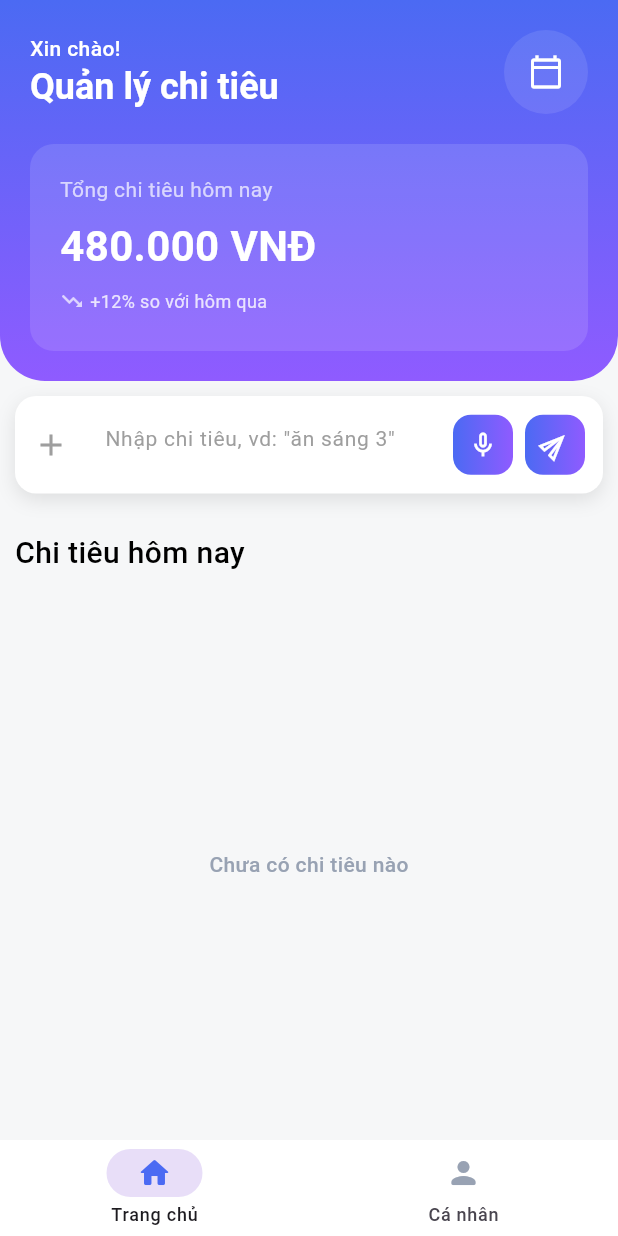
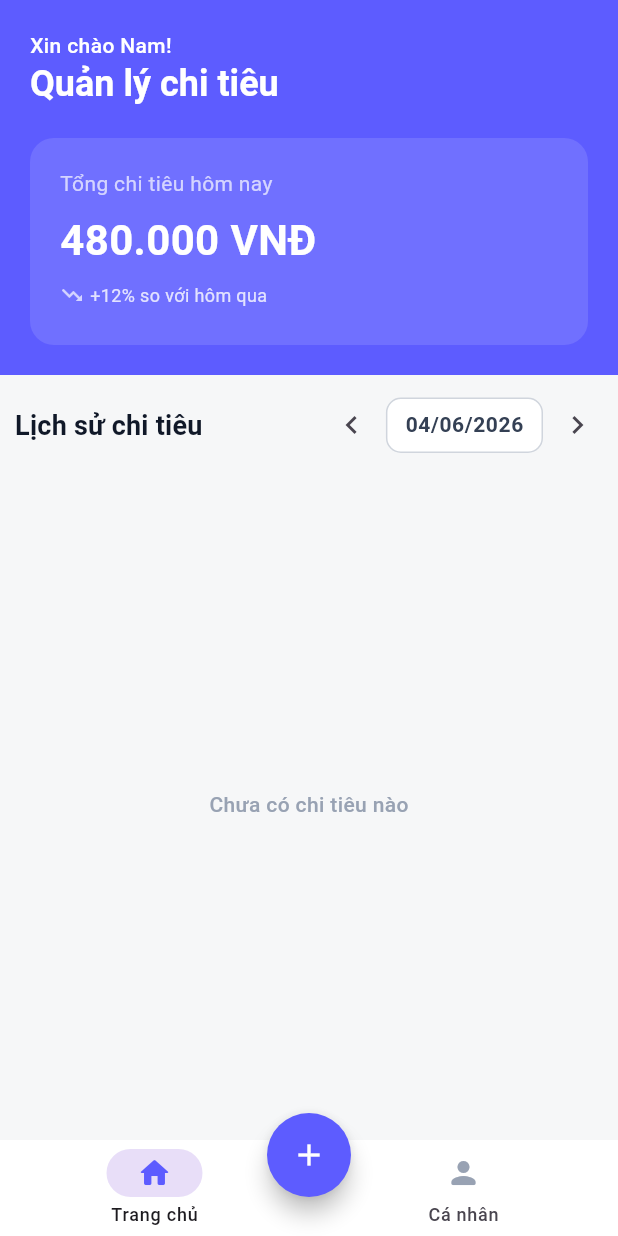
Before and after one commit to Nam147159/AIEX-AIExpenseApp, a Flutter app: the HomeScreen screen opened by its route, on a phone screen of 412 x 824 dp. Run offline on Flutter 3.47's test engine with Material 3 defaults, Android fonts, the phone set to English and light mode, and no system bars; our stand-ins replace flutter_dotenv, flutter_riverpod, freezed_annotation, go_router, google_generative_ai.

Commit message:
feat: Add AddExpenseScreen and integrate with navigation; enhance HomeScreen with date selection functionality

```diff
--- a/lib/navigation_menu.dart
+++ b/lib/navigation_menu.dart
@@ -14,7 +14,19 @@ class NavigationMenu extends StatelessWidget {
     final l10n = AppLocalizations.of(context)!;
 
     return Scaffold(
-      body: navigationShell,
+      floatingActionButton: FloatingActionButton(
+        backgroundColor: AppColors.primaryColor,
+        shape: ShapeBorder.lerp(
+          RoundedRectangleBorder(borderRadius: BorderRadius.circular(32)),
+          RoundedRectangleBorder(borderRadius: BorderRadius.circular(32)),
+          0.5,
+        ),
+        onPressed: () {
+          context.push('/add-expense');
+        },
+        child: const Icon(Icons.add, color: Colors.white),
+      ),
+      floatingActionButtonLocation: const LowerCenterFabLocation(),
       bottomNavigationBar: NavigationBar(
         selectedIndex: navigationShell.currentIndex,
         elevation: 0,
@@ -32,7 +44,8 @@ class NavigationMenu extends StatelessWidget {
           // _buildNavigationItem(theme, Icons.bar_chart_rounded, l10n.statisticScreen),
           _buildNavigationItem(theme, Icons.person_rounded, l10n.profileScreen),
         ],
-      )
+      ),
+      body: navigationShell
     );
   }
 
@@ -46,9 +59,24 @@ class NavigationMenu extends StatelessWidget {
       selectedIcon: Icon(
         icon,
         size: 24,
-        color: AppColors.gradientColorStart,
+        color: AppColors.primaryColor,
       ),
       label: label,
     );
   }
 }
+
+class LowerCenterFabLocation extends FloatingActionButtonLocation {
+  const LowerCenterFabLocation();
+
+  @override
+  Offset getOffset(ScaffoldPrelayoutGeometry geometry) {
+    final double fabX =
+        (geometry.scaffoldSize.width - geometry.floatingActionButtonSize.width) / 2;
+
+    final double fabY =
+        geometry.contentBottom - geometry.floatingActionButtonSize.height / 2 + 10;
+
+    return Offset(fabX, fabY);
+  }
+}
--- a/lib/router.dart
+++ b/lib/router.dart
@@ -4,6 +4,7 @@ import 'package:go_router/go_router.dart';
 import 'package:ai_expense/ui/LoginScreen/screen/login_screen.dart';
 import 'package:ai_expense/ui/HomeScreen/screen/home_screen.dart';
 import 'package:ai_expense/ui/ProfileScreen/screen/profile_screen.dart';
+import 'package:ai_expense/ui/AddExpenseScreen/screen/add_expense_screen.dart';
 
 final goRouterProvider = Provider<GoRouter>((ref) {
   return GoRouter(
@@ -13,6 +14,12 @@ final goRouterProvider = Provider<GoRouter>((ref) {
         path: '/login',
         builder: (context, state) {
           return const LoginScreen();
+        },
+      ),
+      GoRoute(
+        path: '/add-expense',
+        builder: (context, state) {
+          return const AddExpenseScreen();
         },
       ),
       StatefulShellRoute.indexedStack(
--- /dev/null
+++ b/lib/ui/AddExpenseScreen/screen/add_expense_screen.dart
@@ -0,0 +1,17 @@
+import 'package:flutter/material.dart';
+
+class AddExpenseScreen extends StatelessWidget {
+  const AddExpenseScreen({super.key});
+
+  @override
+  Widget build(BuildContext context) {
+    return Scaffold(
+      appBar: AppBar(
+        title: Text('Add Expense'),
+      ),
+      body: Center(
+        child: Text('This is the Add Expense Screen'),
+      ),
+    );
+  }
+}
--- a/lib/ui/HomeScreen/screen/home_screen.dart
+++ b/lib/ui/HomeScreen/screen/home_screen.dart
@@ -16,11 +16,41 @@ class HomeScreen extends ConsumerStatefulWidget {
   ConsumerState<HomeScreen> createState() => _HomeScreenState();
 }
 class _HomeScreenState extends ConsumerState<HomeScreen> {
+  DateTime _selectedDate = DateTime.now();
+
+  void _goToPreviousDay() {
+    setState(() {
+      _selectedDate = _selectedDate.subtract(const Duration(days: 1));
+    });
+  }
+
+  void _goToNextDay() {
+    setState(() {
+      _selectedDate = _selectedDate.add(const Duration(days: 1));
+    });
+  }
+
+  Future<void> _pickDate(BuildContext context) async {
+    final now = DateTime.now();
+    final picked = await showDatePicker(
+      context: context,
+      initialDate: _selectedDate,
+      firstDate: DateTime(now.year - 5),
+      lastDate: DateTime(now.year + 5),
+      locale: const Locale('vi', 'VN'),
+    );
+
+    if (picked != null) {
+      setState(() {
+        _selectedDate = picked;
+      });
+    }
+  }
 
   @override
   Widget build(BuildContext context) {
     final theme = Theme.of(context);
-    final gradientColors = [AppColors.gradientColorStart, AppColors.gradientColorEnd];
+    final statusBarHeight = MediaQuery.of(context).padding.top;
     final state = ref.watch(homeViewModelProvider);
     final viewModel = ref.read(homeViewModelProvider.notifier);
     final aiState = ref.watch(aiExpenseProvider);
@@ -41,27 +71,19 @@ class _HomeScreenState extends ConsumerState<HomeScreen> {
 
     return Scaffold(
       backgroundColor: const Color(0xFFF6F7F8),
-      body: Column(
+      body: SafeArea(
+        child: Column(
           children: [
-          ClipRRect(
-            borderRadius: const BorderRadius.only(
-              bottomLeft: Radius.circular(30),
-              bottomRight: Radius.circular(30),
-            ),
-            child: Container(
+            Container(
               width: double.infinity,
               padding: EdgeInsets.fromLTRB(
                 20,
-                MediaQuery.of(context).padding.top + 20,
+                20,
                 20,
                 0,
               ),
               decoration: BoxDecoration(
-                gradient: LinearGradient(
-                  colors: gradientColors,
-                  begin: Alignment.topCenter,
-                  end: Alignment.bottomCenter,
-                ),
+                color: AppColors.primaryColor,
               ),
               alignment: Alignment.topLeft,
               child: Column(
@@ -76,17 +98,12 @@ class _HomeScreenState extends ConsumerState<HomeScreen> {
                 ],
               ),
             ),
-          ),
             Expanded(
               child: Container(
                 width: double.infinity,
                 color: const Color(0xFFF6F7F8),
                 child: Column(
                   children: [
-                  _buildExpenseInput(),
-
-                  const SizedBox(height: 15),
-
                     Expanded(
                       child: Container(
                         decoration: const BoxDecoration(
@@ -100,18 +117,82 @@ class _HomeScreenState extends ConsumerState<HomeScreen> {
                             slivers: [
                               SliverToBoxAdapter(
                                 child: Padding(
-                                padding: const EdgeInsets.symmetric(horizontal: 10),
+                                  padding: const EdgeInsets.fromLTRB(10, 15, 10, 0),
                                   child: Align(
-                                  alignment: Alignment.centerLeft,
-                                  child: Text(
-                                    'Chi tiêu hôm nay',
-                                    textAlign: TextAlign.left,
-                                    style: theme.textTheme.bodyMedium?.copyWith(
-                                      color: Colors.black,
-                                      fontWeight: FontWeight.w500,
-                                      fontSize: 20,
+                                    alignment: Alignment.center,
+                                    child: Row(
+                                      mainAxisAlignment: MainAxisAlignment.spaceBetween,
+                                      children: [
+                                        Text(
+                                          'Lịch sử chi tiêu',
+                                          style: theme.textTheme.titleMedium?.copyWith(
+                                            color: const Color(0xFF101828),
+                                            fontWeight: FontWeight.w600,
+                                            fontSize: 18,
                                           ),
                                         ),
+
+                                        Row(
+                                          children: [
+                                            SizedBox(
+                                              width: 34,
+                                              height: 34,
+                                              child: IconButton(
+                                                onPressed: _goToPreviousDay,
+                                                style: IconButton.styleFrom(
+                                                  padding: EdgeInsets.zero,
+                                                  minimumSize: const Size(34, 34),
+                                                ),
+                                                icon: const Icon(Icons.chevron_left),
+                                              ),
+                                            ),
+
+                                            const SizedBox(width: 6),
+
+                                            InkWell(
+                                              onTap: () => _pickDate(context),
+                                              borderRadius: BorderRadius.circular(10),
+                                              child: Container(
+                                                padding: const EdgeInsets.symmetric(
+                                                  horizontal: 12,
+                                                  vertical: 8,
+                                                ),
+                                                decoration: BoxDecoration(
+                                                  color: Colors.white,
+                                                  borderRadius: BorderRadius.circular(10),
+                                                  border: Border.all(
+                                                    color: const Color(0xFFD0D5DD),
+                                                  ),
+                                                ),
+                                                child: Text(
+                                                  '${_selectedDate.day.toString().padLeft(2, '0')}/${_selectedDate.month.toString().padLeft(2, '0')}/${_selectedDate.year}',
+                                                  style: theme.textTheme.bodySmall?.copyWith(
+                                                    color: const Color(0xFF344054),
+                                                    fontWeight: FontWeight.w600,
+                                                    fontSize: 14,
+                                                  ),
+                                                ),
+                                              ),
+                                            ),
+
+                                            const SizedBox(width: 6),
+
+                                            SizedBox(
+                                              width: 34,
+                                              height: 34,
+                                              child: IconButton(
+                                                onPressed: _goToNextDay,
+                                                style: IconButton.styleFrom(
+                                                  padding: EdgeInsets.zero,
+                                                  minimumSize: const Size(34, 34),
+                                                ),
+                                                icon: const Icon(Icons.chevron_right),
+                                              ),
+                                            ),
+                                          ],
+                                        ),
+                                      ],
+                                    )
                                   ),
                                 ),
                               ),
@@ -161,6 +242,7 @@ class _HomeScreenState extends ConsumerState<HomeScreen> {
             ),
           ],
         ),
+      )
     );
   }
 
@@ -172,7 +254,7 @@ class _HomeScreenState extends ConsumerState<HomeScreen> {
           crossAxisAlignment: CrossAxisAlignment.start,
           children: [
             Text(
-              'Xin chào!',
+              'Xin chào Nam!',
               style: theme.textTheme.bodyMedium?.copyWith(
                 color: Colors.white,
                 fontWeight: FontWeight.w500,
@@ -187,21 +269,6 @@ class _HomeScreenState extends ConsumerState<HomeScreen> {
             ),
           ],
         ),
-        IconButton(
-          onPressed: () {
-            // TODO: Add functionality later
-          },
-          icon: const Icon(
-            Icons.calendar_today_outlined,
-            size: 24,
-            color: Colors.white,
-          ),
-          style: IconButton.styleFrom(
-            backgroundColor: Colors.white.withValues(alpha: 0.1),
-            shape: const CircleBorder(),
-            padding: const EdgeInsets.all(16),
-          ),
-        )
       ],
     );
   }
```
Also changed, not shown: 1 other file. Lines whose indentation alone changed are shown as unchanged.
